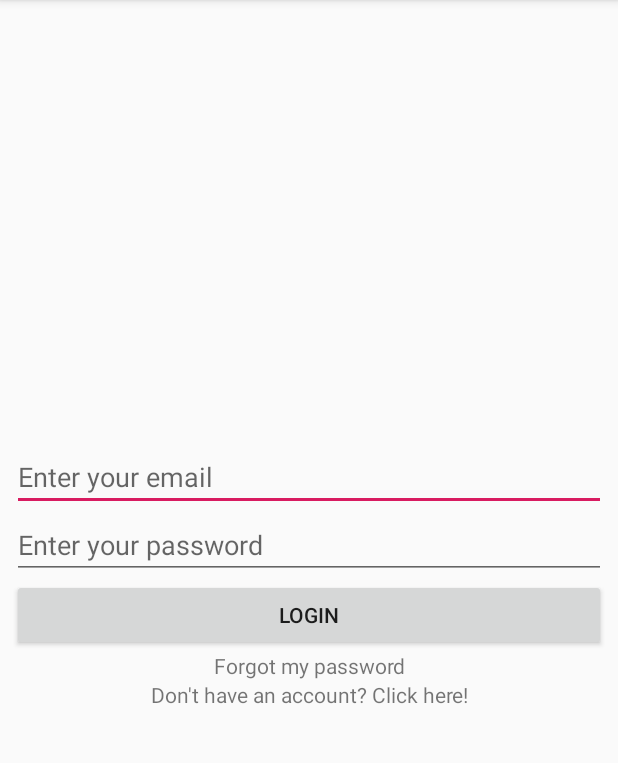
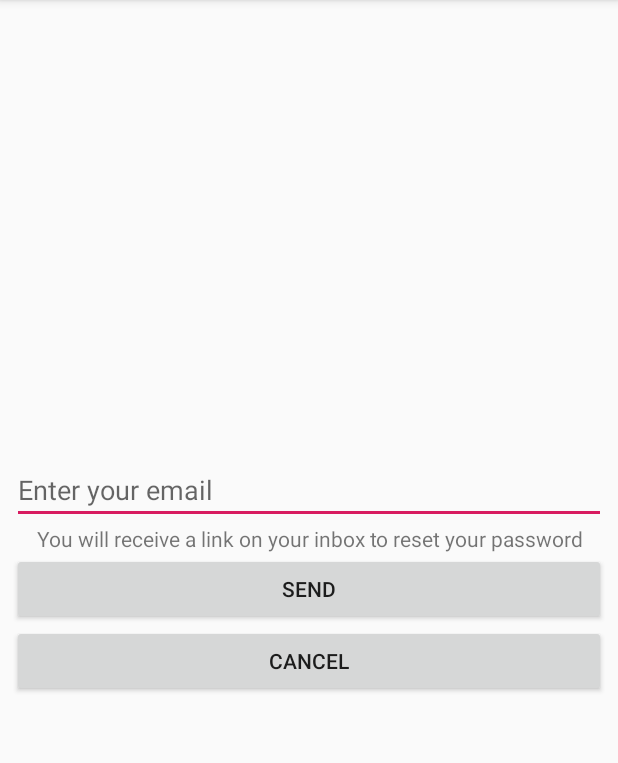
Before and after one commit to Telebus/FirebaseRelation, an Android app: the LoginActivity screen opened directly, with no data from a screen before it, after a tap on "Forgot my password", on a phone screen of 412 x 824 dp, the part 84-847 px from its top. Run offline under Robolectric (Android 15) with nearby library versions, the phone set to English and light mode, and no system bars; our stand-ins replace Firebase (no records; nobody signed in at launch, a user with empty details on screens opened directly); 1 statement that could not run was skipped.

Commit message:
password reset

```diff
--- a/app/src/main/AndroidManifest.xml
+++ b/app/src/main/AndroidManifest.xml
@@ -19,7 +19,8 @@
         <activity android:name=".ProfileActivity" />
         <activity android:name=".LoginActivity" />
         <activity android:name=".EditProfile" />
-        <activity android:name=".ChangePassword"></activity>
+        <activity android:name=".ChangePassword" />
+        <activity android:name=".PasswordResetActivity"></activity>
     </application>
 
 </manifest>
--- a/app/src/main/java/com/rp/firebaserelation/LoginActivity.java
+++ b/app/src/main/java/com/rp/firebaserelation/LoginActivity.java
@@ -125,50 +125,10 @@ public class LoginActivity extends AppCompatActivity implements View.OnClickList
         if (v == textViewForgot){
 
             String email = editTextEmail.getText().toString().trim();
-
-            if(TextUtils.isEmpty(email)) {
-
-                //email is empty
-                Toast.makeText(this, "Please enter your email", Toast.LENGTH_LONG).show();
-                //stopping the function execution further
-                return;
-
-            } else {
-
-                final AlertDialog.Builder alertDialog = new AlertDialog.Builder(getApplicationContext());
-                alertDialog.setTitle("Alert");
-                alertDialog.setMessage("Do you want to send a password reset email?");
-                alertDialog.setPositiveButton("Send", new DialogInterface.OnClickListener() {
-                    @Override
-                    public void onClick(DialogInterface dialog, int which) {
-
-                        firebaseAuth.sendPasswordResetEmail(editTextEmail.getText().toString()).addOnCompleteListener(new OnCompleteListener<Void>() {
-                            @Override
-                            public void onComplete(@NonNull Task<Void> task) {
-                                if(task.isSuccessful()){
-
-                                    Toast.makeText(LoginActivity.this, "Password reset email sent", Toast.LENGTH_SHORT).show();
-
-                                } else {
-
-                                    Toast.makeText(LoginActivity.this, "Error sending password reset email", Toast.LENGTH_LONG).show();
-
-                                }
-                            }
-                        });
-
-                    }
-                });
-                alertDialog.setNegativeButton("Cancel", new DialogInterface.OnClickListener() {
-                    @Override
-                    public void onClick(DialogInterface dialog, int which) {
-
-                        return;
-
-                    }
-                });
-                alertDialog.show();
-            }
+            Intent intent = new Intent(getApplicationContext(), PasswordResetActivity.class);
+            intent.putExtra("email", email);
+            startActivity(intent);
+            finish();
 
         }
     }
--- /dev/null
+++ b/app/src/main/java/com/rp/firebaserelation/PasswordResetActivity.java
@@ -0,0 +1,90 @@
+package com.rp.firebaserelation;
+
+import android.app.ProgressDialog;
+import android.content.Intent;
+import android.support.annotation.NonNull;
+import android.support.v7.app.AppCompatActivity;
+import android.os.Bundle;
+import android.text.TextUtils;
+import android.view.View;
+import android.widget.Button;
+import android.widget.EditText;
+import android.widget.Toast;
+
+import com.google.android.gms.tasks.OnCompleteListener;
+import com.google.android.gms.tasks.Task;
+import com.google.firebase.auth.FirebaseAuth;
+
+public class PasswordResetActivity extends AppCompatActivity implements View.OnClickListener {
+
+    EditText editTextEmail;
+    Button btnSend;
+    Button btnCancel;
+    FirebaseAuth firebaseAuth;
+    ProgressDialog progressDialog;
+
+    @Override
+    protected void onCreate(Bundle savedInstanceState) {
+        super.onCreate(savedInstanceState);
+        setContentView(R.layout.activity_password_reset);
+
+        editTextEmail = findViewById(R.id.editTextEmail);
+        btnSend = findViewById(R.id.btnSend);
+        btnCancel = findViewById(R.id.btnCancel);
+
+        progressDialog = new ProgressDialog(this);
+
+        firebaseAuth = FirebaseAuth.getInstance();
+
+        Intent intent = getIntent();
+        String email = intent.getStringExtra("email");
+        editTextEmail.setText(email);
+
+        btnSend.setOnClickListener(this);
+        btnCancel.setOnClickListener(this);
+
+    }
+
+    @Override
+    public void onClick(View v) {
+
+        if(v == btnSend){
+
+            String email = editTextEmail.getText().toString().trim();
+
+            if(TextUtils.isEmpty(email)) {
+
+                Toast.makeText(this, "Please enter your email", Toast.LENGTH_LONG).show();
+
+            } else {
+
+                progressDialog.setMessage("Sending email...");
+                progressDialog.show();
+                firebaseAuth.sendPasswordResetEmail(email)
+                        .addOnCompleteListener(new OnCompleteListener<Void>() {
+                            @Override
+                            public void onComplete(@NonNull Task<Void> task) {
+                                progressDialog.dismiss();
+                                if (task.isSuccessful()) {
+
+                                    Toast.makeText(PasswordResetActivity.this, "Password reset email sent", Toast.LENGTH_LONG).show();
+
+                                } else {
+
+                                    Toast.makeText(PasswordResetActivity.this, "Error sending password reset email", Toast.LENGTH_LONG).show();
+
+                                }
+                            }
+                        });
+            }
+
+        }
+        if(v == btnCancel){
+
+            startActivity(new Intent(getApplicationContext(), LoginActivity.class));
+            finish();
+
+        }
+
+    }
+}
--- /dev/null
+++ b/app/src/main/res/layout/activity_password_reset.xml
@@ -0,0 +1,52 @@
+<?xml version="1.0" encoding="utf-8"?>
+<android.support.constraint.ConstraintLayout xmlns:android="http://schemas.android.com/apk/res/android"
+    xmlns:app="http://schemas.android.com/apk/res-auto"
+    xmlns:tools="http://schemas.android.com/tools"
+    android:layout_width="match_parent"
+    android:layout_height="match_parent"
+    tools:context=".MainActivity">
+
+    <LinearLayout
+        android:gravity="center"
+        android:layout_width="match_parent"
+        android:layout_height="wrap_content"
+        android:layout_marginStart="8dp"
+        android:layout_marginLeft="8dp"
+        android:layout_marginTop="8dp"
+        android:layout_marginEnd="8dp"
+        android:layout_marginRight="8dp"
+        android:layout_marginBottom="8dp"
+        android:orientation="vertical"
+        app:layout_constraintBottom_toBottomOf="parent"
+        app:layout_constraintEnd_toEndOf="parent"
+        app:layout_constraintStart_toStartOf="parent"
+        app:layout_constraintTop_toTopOf="parent">
+
+        <EditText
+            android:id="@+id/editTextEmail"
+            android:layout_width="match_parent"
+            android:layout_height="wrap_content"
+            android:hint="Enter your email"
+            android:inputType="textEmailAddress"/>
+
+        <TextView
+            android:textAlignment="center"
+            android:layout_width="match_parent"
+            android:layout_height="wrap_content"
+            android:text="You will receive a link on your inbox to reset your password"/>
+
+        <Button
+            android:id="@+id/btnSend"
+            android:layout_width="match_parent"
+            android:layout_height="wrap_content"
+            android:text="Send"/>
+
+        <Button
+            android:id="@+id/btnCancel"
+            android:layout_width="match_parent"
+            android:layout_height="wrap_content"
+            android:text="Cancel" />
+
+    </LinearLayout>
+
+</android.support.constraint.ConstraintLayout>
```
